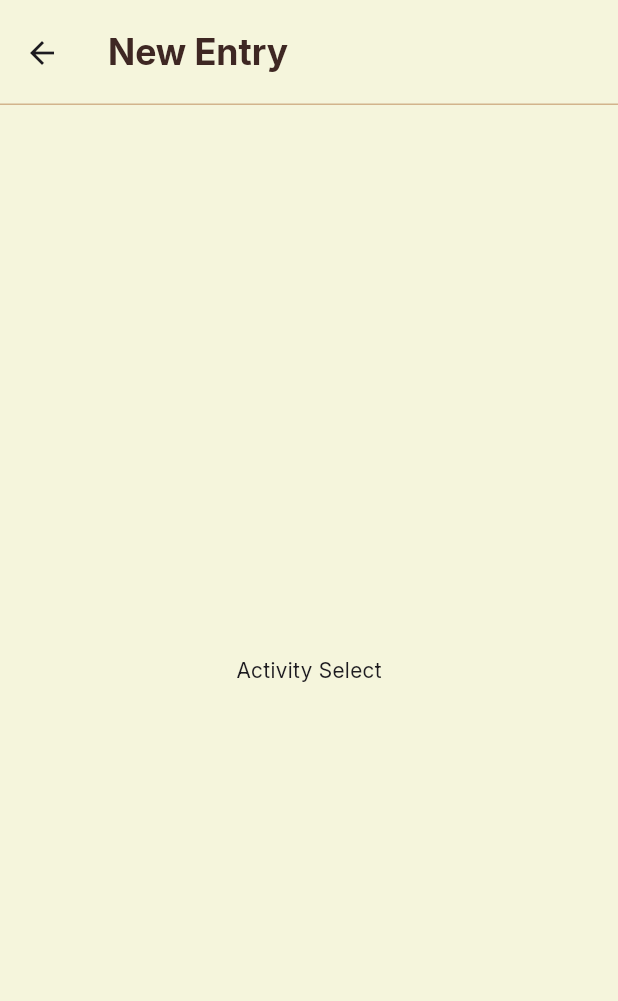
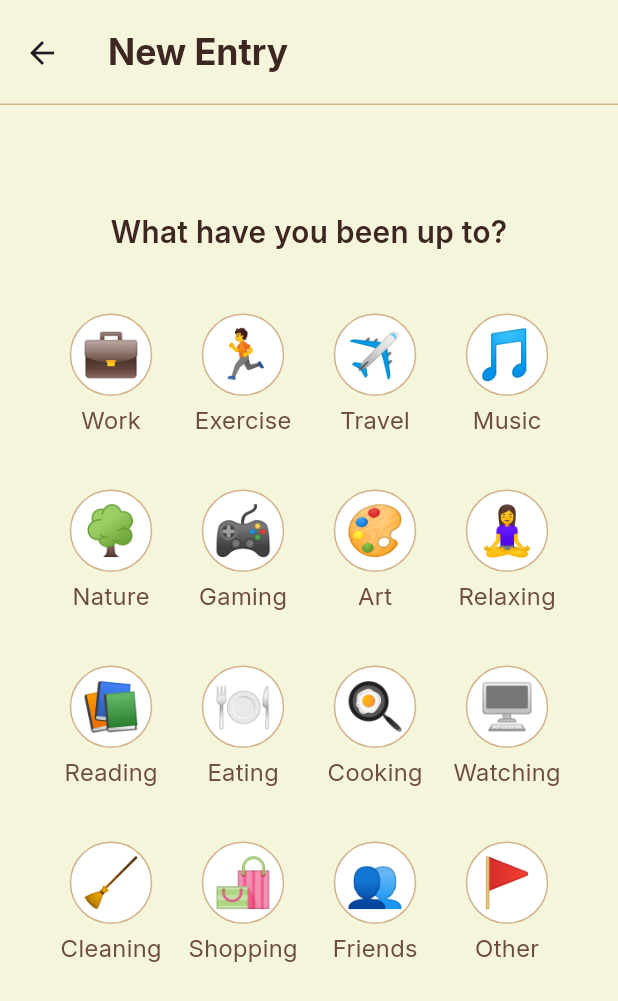
Before and after one commit to gianworks/emotiary, a Flutter app: the NewEntryScreen screen opened directly, swiped to page 2, on a phone screen of 412 x 824 dp. Shown: the top 1001 px of the screen. Run offline on Flutter 3.47's test engine with Material 3 defaults, Android fonts, the phone set to English and light mode, and no system bars; our stand-ins replace animated_bottom_navigation_bar.

Commit message:
Add activity selection feature to new entry screen

```diff
--- a/lib/screens/new_entry_screen.dart
+++ b/lib/screens/new_entry_screen.dart
@@ -1,7 +1,8 @@
 import "package:emotiary/theme/app_colors.dart";
 import "package:flutter/material.dart";
+import "package:emotiary/utils/date_time_utils.dart";
 import "package:emotiary/widgets/new_entry/mood_select_widget.dart";
-import "package:emotiary/utils/date_time_utils.dart";
+import "package:emotiary/widgets/new_entry/activity_select_widget.dart";
 
 class NewEntryScreen extends StatefulWidget {
   const NewEntryScreen({super.key});
@@ -21,6 +22,27 @@ class _NewEntryScreenState extends State<NewEntryScreen> {
     "Down": "☹️",
     "Awful": "😞",
   };
+
+  final Map<String, String> _activities = {
+    "Work": "💼",
+    "Exercise": "🏃",
+    "Travel": "✈️",
+    "Music": "🎵",
+    "Nature": "🌳",
+    "Gaming": "🎮",
+    "Art": "🎨",
+    "Relaxing": "🧘‍♀️",
+    "Reading": "📚",
+    "Eating": "🍽️",
+    "Cooking": "🍳",
+    "Watching": "🖥️",
+    "Cleaning": "🧹",
+    "Shopping": "🛍️",
+    "Friends": "👥",
+    "Other": "🚩"
+  };
+
+  final Map<String, String> _selectedActivities = {};
 
   int _currentPage = 0;
   String _selectedMood = "";
@@ -54,6 +76,14 @@ class _NewEntryScreenState extends State<NewEntryScreen> {
     setState(() => _selectedMood = mood);
   }
 
+  void _onSelectActivity(MapEntry<String, String> entry) {
+    setState(() => _selectedActivities.addEntries([entry]));
+  }
+
+  void _onUnselectActivity(MapEntry<String, String> entry) {
+    setState(() => _selectedActivities.remove(entry.key));
+  }
+
   void _goToNextPage (bool condition) {
     if (!condition) return;
     _pageController.nextPage(
@@ -75,7 +105,7 @@ class _NewEntryScreenState extends State<NewEntryScreen> {
       case 0:
         return _selectedMood.isNotEmpty;
       case 1:
-        return false;
+        return _selectedActivities.isNotEmpty;
       default:
         return false;
     }
@@ -117,7 +147,12 @@ class _NewEntryScreenState extends State<NewEntryScreen> {
               onSelectDate: _onSelectDate,
               onSelectMood: _onSelectMood
             ),
-            Center(child: Text("Activity Select"))
+            ActivitySelectWidget(
+              activities: _activities,
+              selectedActivities: _selectedActivities,
+              onSelectActivity: _onSelectActivity,
+              onUnselectActivity: _onUnselectActivity,
+            )
           ]
         )
       )
--- a/lib/theme/app_colors.dart
+++ b/lib/theme/app_colors.dart
@@ -3,6 +3,7 @@ import "package:flutter/material.dart";
 class AppColors {
   static const Color tan = Color(0xFFD2B48C);
   static const Color beige = Color(0xFFF5F5DC);
+  static const Color almond = Color(0xFFE6D3B7);
   static const Color brown = Color(0xFF6D4C41);
   static const Color sienna = Color(0xFFA0522D);
   static const Color saddleBrown = Color(0xFF8B4513);
--- /dev/null
+++ b/lib/widgets/new_entry/activity_select_widget.dart
@@ -0,0 +1,71 @@
+import "package:flutter/material.dart";
+import "package:emotiary/theme/app_colors.dart";
+
+class ActivitySelectWidget extends StatelessWidget {
+  final Map<String, String> activities;
+  final Map<String, String> selectedActivities;
+
+  final Function(MapEntry<String, String> activity) onSelectActivity;
+  final Function(MapEntry<String, String> activity) onUnselectActivity;
+
+  const ActivitySelectWidget({
+    super.key,
+    required this.activities,
+    required this.selectedActivities,
+    required this.onSelectActivity,
+    required this.onUnselectActivity
+  });
+
+  @override
+  Widget build(BuildContext context) {
+    return Column(
+      mainAxisAlignment: MainAxisAlignment.start,
+      crossAxisAlignment: CrossAxisAlignment.center,
+      children: [
+        const SizedBox(height: 70),
+        Text("What have you been up to?", style: TextStyle(fontSize: 20, fontWeight: FontWeight.w600, color: AppColors.veryDarkBrown)),
+        const SizedBox(height: 10),
+        Expanded(
+          child: GridView.count(
+            crossAxisCount: 4,
+            childAspectRatio: 0.75,
+            physics: NeverScrollableScrollPhysics(),
+            padding: EdgeInsets.all(30),
+            children: activities.entries.map((entry) {
+              final String activity = entry.key;
+              final String emoji = entry.value;
+              final bool isSelected = selectedActivities.containsKey(activity);
+
+              return GestureDetector(
+                onTap: () => (!isSelected) ? onSelectActivity(entry) : onUnselectActivity(entry),
+                child: Center(
+                  child: AnimatedScale(
+                    scale: (isSelected) ? 1.1 : 1,
+                    curve: Curves.easeInOut,
+                    duration: const Duration(milliseconds: 300),
+                    child: Column(
+                      children: [
+                        Container(
+                          width: 55,
+                          height: 55,
+                          decoration: BoxDecoration(
+                            shape: BoxShape.circle,
+                            color: (isSelected) ? AppColors.almond : Colors.white,
+                            border: Border.all(width: 1, color: AppColors.tan)
+                          ),
+                          child: Center(child: Text(emoji, style: TextStyle(fontSize: 32)))
+                        ),
+                        const SizedBox(height: 5),
+                        Text(activity, style: TextStyle(fontSize: 16, color: AppColors.brown))
+                      ]
+                    )
+                  )
+                )
+              );
+            }).toList()
+          )
+        )
+      ]
+    );
+  }
+}
```
Also changed, not shown: lib/widgets/new_entry/mood_select_widget.dart (+22 -23 lines).
